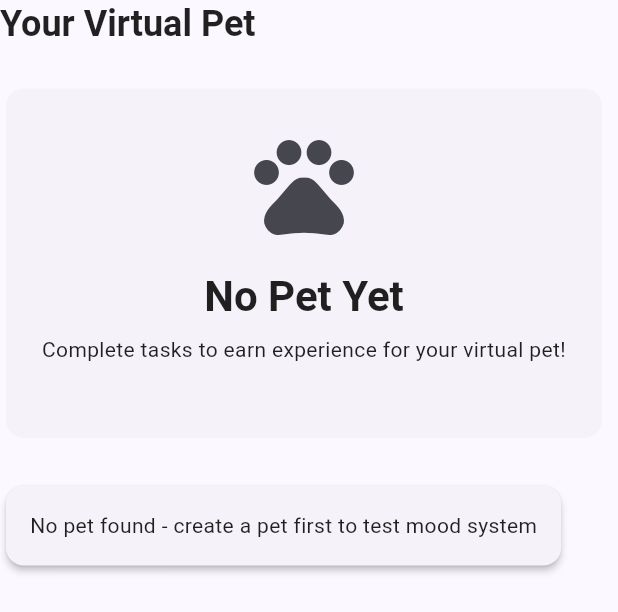
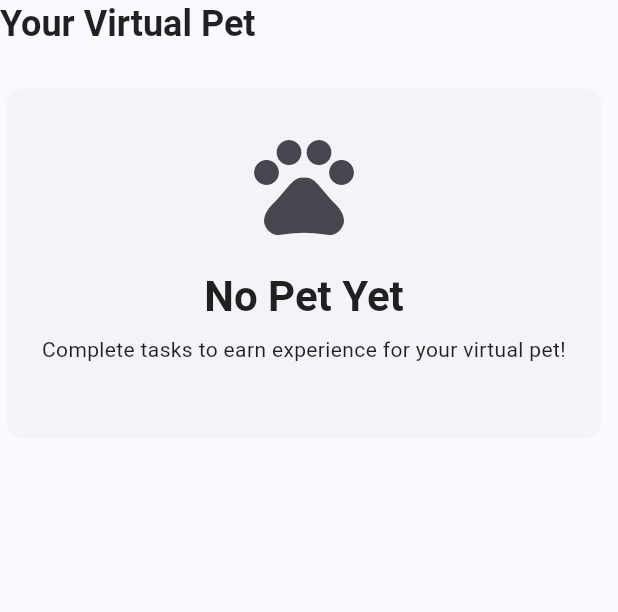
Before and after one commit to vbiff/familyPet, a Flutter app: the VirtualPet widget shown alone on an empty page, opened directly, on a phone screen of 412 x 824 dp. Shown: the top 612 px of the screen. Run offline on Flutter 3.47's test engine with Material 3 defaults, Android fonts, the phone set to English and light mode, and no system bars; our stand-ins replace cached_network_image, equatable, fl_chart, flutter_animate, flutter_dotenv, flutter_local_notifications and 15 more; missing offline and left inert: qr_code_scanner; accounts and stored records are empty.

Commit message:
Remove debug controls from VirtualPet widget and add spacing in TaskCard for improved layout consistency.

```diff
--- a/lib/features/pet/presentation/widgets/virtual_pet.dart
+++ b/lib/features/pet/presentation/widgets/virtual_pet.dart
@@ -672,7 +672,7 @@ class VirtualPet extends ConsumerWidget {
 
           // Debug Controls for Testing Enhanced Pet Mood System
           const SizedBox(height: 24),
-          const PetDebugControls(),
+          // const PetDebugControls(),
         ],
       ),
     );
--- a/lib/features/task/presentation/widgets/task_list.dart
+++ b/lib/features/task/presentation/widgets/task_list.dart
@@ -519,6 +519,7 @@ class TaskCard extends StatelessWidget {
                         ),
                   ),
                 ),
+                const SizedBox(width: 12),
                 // Difficulty indicator
                 _buildDifficultyIcon(context),
                 const SizedBox(width: 8),
```
